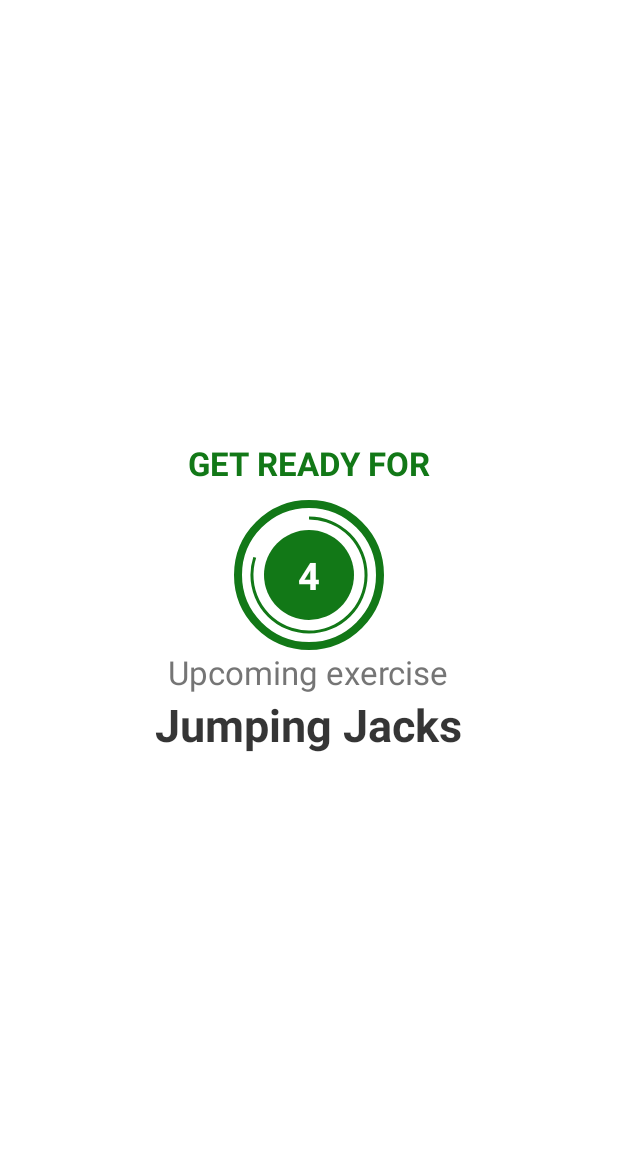
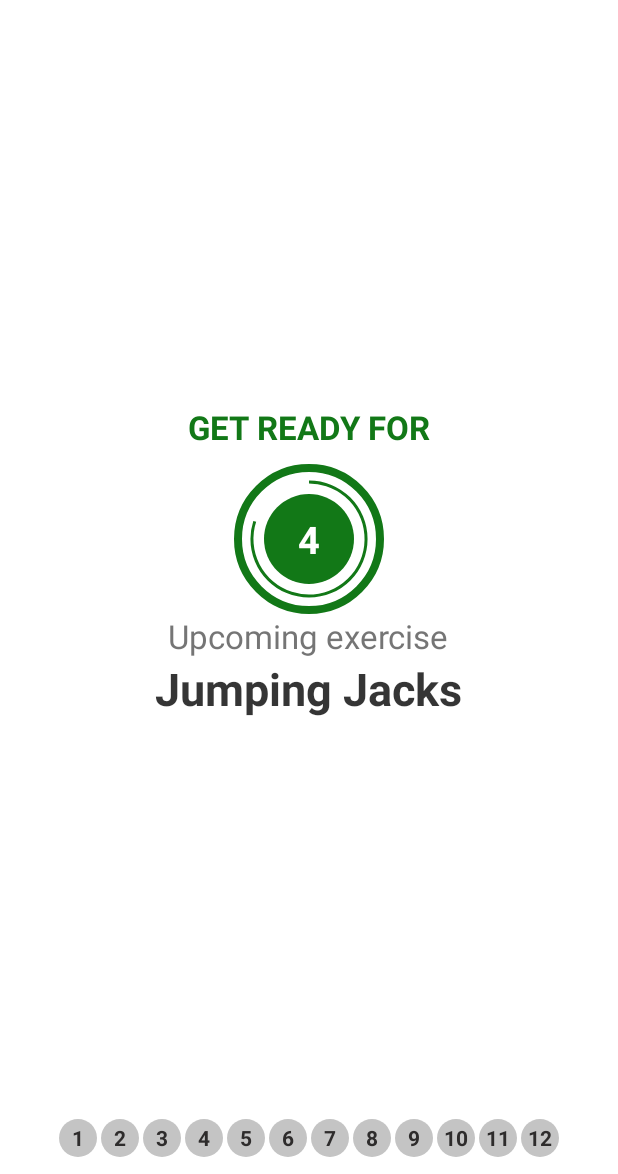
Before and after one commit to GilbertNordhammar/Android-Kotlin-Development-Masterclass, an Android app: the ExerciseActivity screen opened directly, with no data from a screen before it, on a phone screen of 412 x 824 dp, the part 62-1236 px from its top. Run offline under Robolectric (Android 15) with nearby library versions, the light colour scheme and no system bars.

Commit message:
Section 10 (lecture 145-147)

```diff
--- a/section-10/7MinuteWorkout/app/build.gradle
+++ b/section-10/7MinuteWorkout/app/build.gradle
@@ -34,4 +34,5 @@ dependencies {
     testImplementation 'junit:junit:4.12'
     androidTestImplementation 'androidx.test.ext:junit:1.1.1'
     androidTestImplementation 'androidx.test.espresso:espresso-core:3.2.0'
+    implementation 'androidx.recyclerview:recyclerview:1.1.0'
 }
--- a/section-10/7MinuteWorkout/app/src/main/java/com/example/a7minuteworkout/ExerciseActivity.kt
+++ b/section-10/7MinuteWorkout/app/src/main/java/com/example/a7minuteworkout/ExerciseActivity.kt
@@ -7,7 +7,9 @@ import android.os.CountDownTimer
 import android.speech.tts.TextToSpeech
 import android.util.Log
 import android.view.View
+import android.widget.LinearLayout
 import android.widget.Toast
+import androidx.recyclerview.widget.LinearLayoutManager
 import kotlinx.android.synthetic.main.activity_exercise.*
 import java.util.*
 import kotlin.collections.ArrayList
@@ -25,8 +27,8 @@ class ExerciseActivity : AppCompatActivity(), TextToSpeech.OnInitListener {
     private var _currentExcercisePosition = -1
 
     private lateinit var _textToSpeech: TextToSpeech
-
     private val _mediaPlayer by lazy {MediaPlayer.create(applicationContext, R.raw.press_start)}
+    private var _exerciseAdapter: ExerciseStatusAdapter? = null
 
     override fun onCreate(savedInstanceState: Bundle?) {
         super.onCreate(savedInstanceState)
@@ -41,6 +43,7 @@ class ExerciseActivity : AppCompatActivity(), TextToSpeech.OnInitListener {
         _textToSpeech = TextToSpeech(this, this)
         _excerciseList = Exercises.defaultExcerciseList()
         setupRestView()
+        setupExerciseStatusRecyclerView()
     }
 
     override fun onDestroy() {
@@ -133,4 +136,11 @@ class ExerciseActivity : AppCompatActivity(), TextToSpeech.OnInitListener {
             Log.e("Text To Speach", "Initialization failed!")
         }
     }
+
+    private fun setupExerciseStatusRecyclerView() {
+        recyclerView_exerciseStatus.layoutManager =
+            LinearLayoutManager(this, LinearLayoutManager.HORIZONTAL, false)
+        _exerciseAdapter = ExerciseStatusAdapter(_excerciseList!!, this)
+        recyclerView_exerciseStatus.adapter = _exerciseAdapter
+    }
 }
--- /dev/null
+++ b/section-10/7MinuteWorkout/app/src/main/java/com/example/a7minuteworkout/ExerciseStatusAdapter.kt
@@ -0,0 +1,29 @@
+package com.example.a7minuteworkout
+
+import android.content.Context
+import android.view.LayoutInflater
+import android.view.View
+import android.view.ViewGroup
+import androidx.recyclerview.widget.RecyclerView
+import kotlinx.android.synthetic.main.item_exercise_status.view.*
+
+class ExerciseStatusAdapter(private val items: ArrayList<ExerciseModel>, private val context: Context): RecyclerView.Adapter<ExerciseStatusAdapter.ViewHolder>() {
+
+    class ViewHolder(view: View) : RecyclerView.ViewHolder(view) {
+        val textView_item = view.textView_item
+    }
+
+    override fun onCreateViewHolder(parent: ViewGroup, viewType: Int): ViewHolder {
+        return ViewHolder(LayoutInflater.from(context)
+            .inflate(R.layout.item_exercise_status, parent, false))
+    }
+
+    override fun getItemCount(): Int {
+        return items.size
+    }
+
+    override fun onBindViewHolder(holder: ViewHolder, position: Int) {
+        val model = items[position]
+        holder.textView_item.text = model.getId().toString()
+    }
+}
--- /dev/null
+++ b/section-10/7MinuteWorkout/app/src/main/res/drawable/item_circular_color_gray_background.xml
@@ -0,0 +1,6 @@
+<?xml version="1.0" encoding="utf-8"?>
+<shape xmlns:android="http://schemas.android.com/apk/res/android"
+    android:shape="oval">
+    <solid android:color="#c4c4c4" />
+
+</shape>
--- a/section-10/7MinuteWorkout/app/src/main/res/layout/activity_exercise.xml
+++ b/section-10/7MinuteWorkout/app/src/main/res/layout/activity_exercise.xml
@@ -21,6 +21,7 @@
         android:id="@+id/linearlayout_rest_view"
         android:layout_width="match_parent"
         android:layout_height="match_parent"
+        android:layout_above="@+id/recyclerView_exerciseStatus"
         android:layout_below="@id/toolbar_exercise_activity"
         android:gravity="center"
         android:orientation="vertical"
@@ -88,12 +89,14 @@
             android:textStyle="bold"
             android:textSize="30sp"
             android:textAlignment="center"/>
+
     </LinearLayout>
 
     <LinearLayout
         android:id="@+id/linearlayout_excercise_view"
         android:layout_width="match_parent"
         android:layout_height="match_parent"
+        android:layout_above="@+id/recyclerView_exerciseStatus"
         android:layout_below="@id/toolbar_exercise_activity"
         android:gravity="center"
         android:orientation="vertical"
@@ -157,4 +160,18 @@
             </LinearLayout>
         </FrameLayout>
     </LinearLayout>
+
+    <androidx.recyclerview.widget.RecyclerView
+        android:id="@+id/recyclerView_exerciseStatus"
+        android:layout_width="wrap_content"
+        android:layout_height="wrap_content"
+        android:layout_alignParentBottom="true"
+        android:layout_centerHorizontal="true"
+        android:layout_margin="10dp"
+        tools:layoutManager="androidx.recyclerview.widget.LinearLayoutManager"
+        tools:orientation="horizontal"
+        tools:itemCount="12"
+        tools:listitem="@layout/item_exercise_status"
+        />
+
 </RelativeLayout>
--- a/section-10/7MinuteWorkout/app/src/main/res/layout/item_exercise_status.xml
+++ b/section-10/7MinuteWorkout/app/src/main/res/layout/item_exercise_status.xml
@@ -4,11 +4,14 @@
     android:id="@+id/textView_item"
     android:layout_width="25dp"
     android:layout_height="25dp"
+    android:adjustViewBounds="true"
     android:layout_margin="1dp"
     android:gravity="center"
     android:textColor="#2E2C2C"
     android:textSize="14sp"
     android:textStyle="bold"
-    tools:text="1">
+    tools:text="1"
+    android:background="@drawable/item_circular_color_gray_background"
+    >
 
 </TextView>
```
